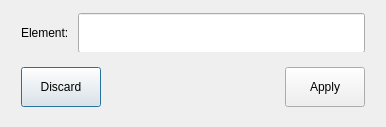
First picture: the form in add_or_edit_element.ui, repository Esk-Spatial/QGIS_forest_health_sketch_tool, before the edit.
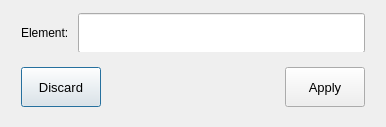
Second picture: the form after the edit. Icons and pictures are not drawn.

Commit message: changed dialog buttons to be same. fixed an issue of deleteing feature when using existing flow

Patch:
```diff
--- a/add_or_edit_element.ui
+++ b/add_or_edit_element.ui
@@ -150,6 +150,11 @@
           <height>40</height>
          </size>
         </property>
+        <property name="font">
+         <font>
+          <pointsize>10</pointsize>
+         </font>
+        </property>
         <property name="text">
          <string>Discard</string>
         </property>
@@ -182,6 +187,11 @@
           <height>40</height>
          </size>
         </property>
+        <property name="font">
+         <font>
+          <pointsize>10</pointsize>
+         </font>
+        </property>
         <property name="text">
          <string>Apply</string>
         </property>
```
The commit also changes 5 other files.
